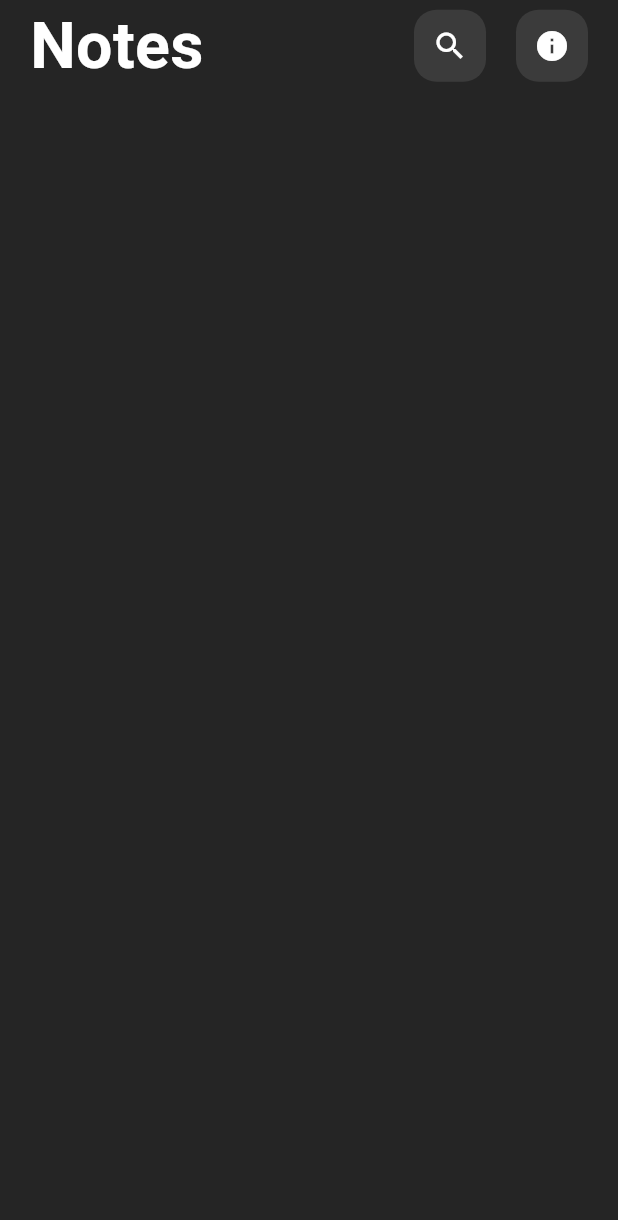
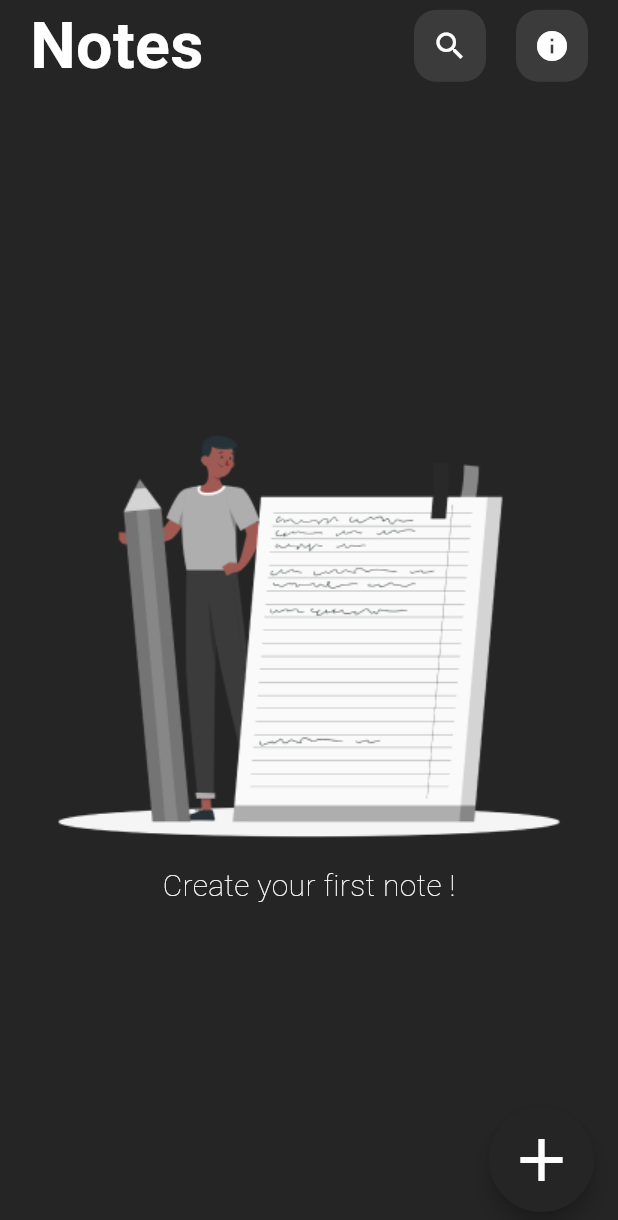
Before and after one commit to m7md3bbas/NoteApp, a Flutter app: the screen it shows after launch, on a phone screen of 412 x 824 dp. Shown: the top 1220 px of the screen. Run offline on Flutter 3.47's test engine with Material 3 defaults, Android fonts, the phone set to English and light mode, and no system bars.

Commit message:
finished home screen ui

```diff
--- a/lib/Screens/home.dart
+++ b/lib/Screens/home.dart
@@ -1,5 +1,6 @@
 import 'package:flutter/material.dart';
-import 'package:noteapp/Core/colors.dart';
+import 'package:noteapp/Screens/widgets/home_body.dart';
+import 'package:noteapp/Screens/widgets/home_header.dart';
 
 class Home extends StatelessWidget {
   const Home({super.key});
@@ -7,67 +8,12 @@ class Home extends StatelessWidget {
   @override
   Widget build(BuildContext context) {
     return SafeArea(
-      child: Column(
-        children: [
-          HomeHeader(),
-        ],
+      child: Container(
+        margin: const EdgeInsets.symmetric(horizontal: 20),
+        child: Column(
+          children: [HomeHeader(), Spacer(), HomeBody(), Spacer()],
+        ),
       ),
     );
   }
 }
-
-class HomeHeader extends StatelessWidget {
-  const HomeHeader({super.key});
-
-  @override
-  Widget build(BuildContext context) {
-    return Container(
-      margin: const EdgeInsets.symmetric(horizontal: 20),
-      child: Row(
-        children: [
-          Text(
-            "Notes",
-            style: TextStyle(
-                fontSize: 43,
-                color: MyColors.textColor,
-                fontWeight: FontWeight.w600),
-          ),
-          Spacer(),
-          CustomIconButtonWidget(
-            icon: Icons.search,
-            onPressed: () {},
-          ),
-          SizedBox(width: 20),
-          CustomIconButtonWidget(
-            icon: Icons.info,
-            onPressed: () {},
-          )
-        ],
-      ),
-    );
-  }
-}
-
-class CustomIconButtonWidget extends StatelessWidget {
-  const CustomIconButtonWidget({
-    super.key,
-    required this.icon,
-    required this.onPressed,
-  });
-  final IconData icon;
-  final void Function() onPressed;
-  @override
-  Widget build(BuildContext context) {
-    return Container(
-      decoration: BoxDecoration(
-          color: MyColors.iconBackGroundColor,
-          borderRadius: BorderRadius.circular(15)),
-      child: IconButton(
-          onPressed: onPressed,
-          icon: Icon(
-            icon,
-            color: MyColors.textColor,
-          )),
-    );
-  }
-}
--- /dev/null
+++ b/lib/Screens/widgets/button_to_add_note.dart
@@ -0,0 +1,30 @@
+
+import 'package:flutter/material.dart';
+import 'package:noteapp/Core/colors.dart';
+
+class ButtonToAddNote extends StatelessWidget {
+  const ButtonToAddNote({
+    super.key,
+    this.onPressed,
+  });
+
+  final void Function()? onPressed;
+
+  @override
+  Widget build(BuildContext context) {
+    return SizedBox(
+      width: 70,
+      height: 70,
+      child: FloatingActionButton(
+        shape: RoundedRectangleBorder(borderRadius: BorderRadius.circular(50)),
+        backgroundColor: MyColors.primaryColor,
+        onPressed: onPressed,
+        child: Icon(
+          Icons.add,
+          color: MyColors.textColor,
+          size: 48,
+        ),
+      ),
+    );
+  }
+}
--- /dev/null
+++ b/lib/Screens/widgets/custom_icon_button_widget.dart
@@ -0,0 +1,26 @@
+import 'package:flutter/material.dart';
+import 'package:noteapp/Core/colors.dart';
+
+class CustomIconButtonWidget extends StatelessWidget {
+  const CustomIconButtonWidget({
+    super.key,
+    required this.icon,
+    required this.onPressed,
+  });
+  final IconData icon;
+  final void Function() onPressed;
+  @override
+  Widget build(BuildContext context) {
+    return Container(
+      decoration: BoxDecoration(
+          color: MyColors.iconBackGroundColor,
+          borderRadius: BorderRadius.circular(15)),
+      child: IconButton(
+          onPressed: onPressed,
+          icon: Icon(
+            icon,
+            color: MyColors.textColor,
+          )),
+    );
+  }
+}
--- /dev/null
+++ b/lib/Screens/widgets/home_body.dart
@@ -0,0 +1,26 @@
+
+import 'package:flutter/material.dart';
+import 'package:noteapp/Core/colors.dart';
+
+class HomeBody extends StatelessWidget {
+  const HomeBody({super.key});
+
+  @override
+  Widget build(BuildContext context) {
+    return Column(
+      children: [
+        Image.asset("assets/Images/rafiki.png"),
+        SizedBox(
+          height: 10,
+        ),
+        Text(
+          "Create your first note !",
+          style: TextStyle(
+              color: MyColors.textColor,
+              fontSize: 20,
+              fontWeight: FontWeight.w200),
+        )
+      ],
+    );
+  }
+}
--- /dev/null
+++ b/lib/Screens/widgets/home_header.dart
@@ -0,0 +1,32 @@
+import 'package:flutter/material.dart';
+import 'package:noteapp/Core/colors.dart';
+import 'package:noteapp/Screens/widgets/custom_icon_button_widget.dart';
+
+class HomeHeader extends StatelessWidget {
+  const HomeHeader({super.key});
+
+  @override
+  Widget build(BuildContext context) {
+    return Row(
+      children: [
+        Text(
+          "Notes",
+          style: TextStyle(
+              fontSize: 43,
+              color: MyColors.textColor,
+              fontWeight: FontWeight.w600),
+        ),
+        Spacer(),
+        CustomIconButtonWidget(
+          icon: Icons.search,
+          onPressed: () {},
+        ),
+        SizedBox(width: 20),
+        CustomIconButtonWidget(
+          icon: Icons.info,
+          onPressed: () {},
+        )
+      ],
+    );
+  }
+}
--- a/lib/main.dart
+++ b/lib/main.dart
@@ -1,6 +1,7 @@
 import 'package:flutter/material.dart';
 import 'package:noteapp/Core/colors.dart';
 import 'package:noteapp/Screens/home.dart';
+import 'package:noteapp/Screens/widgets/button_to_add_note.dart';
 
 void main() {
   runApp(const NotesApp());
@@ -12,11 +13,11 @@
   @override
   Widget build(BuildContext context) {
     return const MaterialApp(
-      debugShowCheckedModeBanner: false,
-      home: Scaffold(
-        backgroundColor: MyColors.primaryColor,
-        body: Home(),
-      ),
-    );
+        debugShowCheckedModeBanner: false,
+        home: Scaffold(
+          backgroundColor: MyColors.primaryColor,
+          body: Home(),
+          floatingActionButton: ButtonToAddNote(),
+        ));
   }
 }
--- a/pubspec.yaml
+++ b/pubspec.yaml
@@ -57,9 +57,8 @@ flutter:
   uses-material-design: true
 
   # To add assets to your application, add an assets section, like this:
-  # assets:
-  #   - images/a_dot_burr.jpeg
-  #   - images/a_dot_ham.jpeg
+  assets:
+    - assets/Images/
 
   # An image asset can refer to one or more resolution-specific "variants", see
   # https://flutter.dev/to/resolution-aware-images
```
Also changed, not shown: assets/Images/rafiki.png (added).
